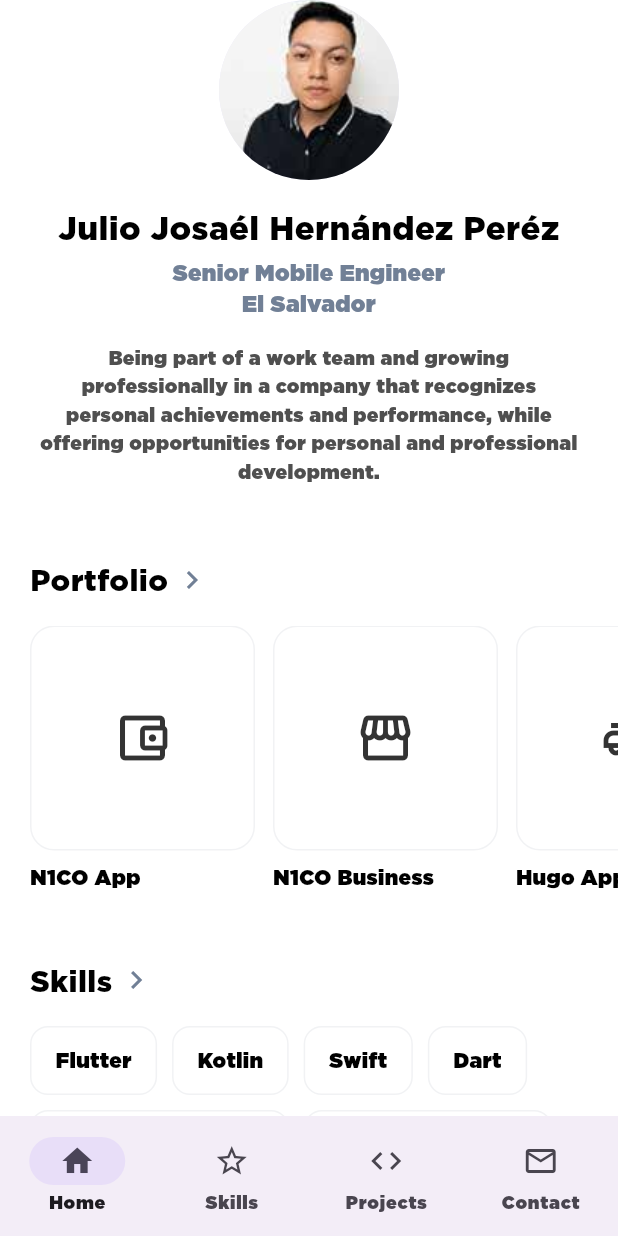
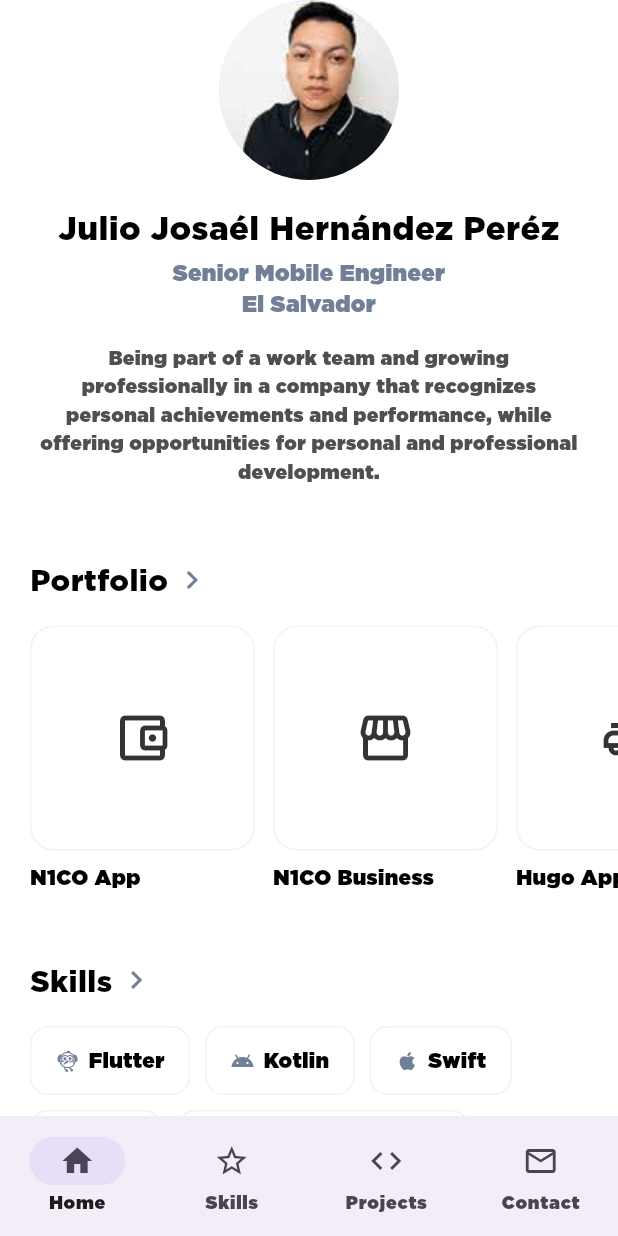
Before and after one commit to josaeljjh/ProfileCV, a Flutter app: the screen it shows after launch, on a phone screen of 412 x 824 dp. Run offline on Flutter 3.47's test engine with Material 3 defaults, Android fonts, the phone set to English and light mode, and no system bars; our stand-ins replace cached_network_image, dio, equatable, flutter_bloc, flutter_svg, get_it and 4 more; missing offline and left inert: flutter_displaymode.

Commit message:
Home's quick skills chips: same per-tech icon as the Skills screen
Reuses skill_icon.dart (added for the Skills screen) so Home's preview
chips (Flutter, Kotlin, Swift, Dart, Clean Architecture, Jetpack
Compose) get the same technology-specific icon instead of plain text.

Co-Authored-By: Claude Sonnet 5 <noreply@anthropic.com>
Claude-Session: https://claude.ai/code/session_01LfEYkEduBRuQwtFwoZxnSY

```diff
--- a/lib/src/ui/pages/home/widgets/home_skills_chips.dart
+++ b/lib/src/ui/pages/home/widgets/home_skills_chips.dart
@@ -2,6 +2,7 @@ import 'package:flutter/material.dart';
 
 import '../../../../config/resources/app_colors.dart';
 import '../../../../config/resources/sizes.dart';
+import '../../../../presentation/widgets/skills/skill_icon.dart';
 import '../../../../presentation/widgets/text/generic_label.dart';
 
 /// Quick skills preview chips shown on Home (the full, categorized list
@@ -27,9 +28,16 @@ class HomeSkillsChips extends StatelessWidget {
                     borderRadius: BorderRadius.circular(borderRadiusLG),
                     border: Border.all(color: colors.divider),
                   ),
-                  child: GenericLabel(
-                    label: skill,
-                    style: TextStyle(fontSize: fontSize14, color: colors.textPrimary),
+                  child: Row(
+                    mainAxisSize: MainAxisSize.min,
+                    children: [
+                      Icon(skillIconFor(skill), size: iconSizeSM, color: colors.textSecondary),
+                      const SizedBox(width: paddingSM - 2),
+                      GenericLabel(
+                        label: skill,
+                        style: TextStyle(fontSize: fontSize14, color: colors.textPrimary),
+                      ),
+                    ],
                   ),
                 ))
             .toList(),
```
